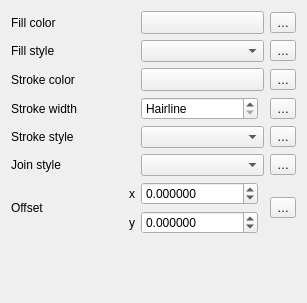
Qt form src/ui/symbollayer/widget_simplefill.ui (qgis/QGIS) before a commit.
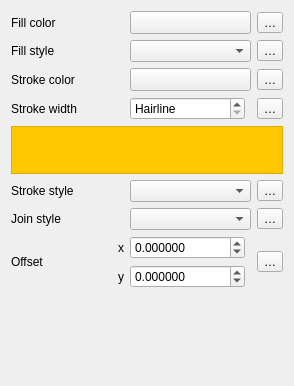
The same form after that commit. Icons and pictures are not drawn. Custom widgets are drawn as their Qt base class.

Commit message: Fix #12023 : Display a message to avoid ghost lines due to AA

```diff
--- a/src/ui/symbollayer/widget_simplefill.ui
+++ b/src/ui/symbollayer/widget_simplefill.ui
@@ -6,24 +6,14 @@
    <rect>
     <x>0</x>
     <y>0</y>
-    <width>307</width>
-    <height>303</height>
+    <width>294</width>
+    <height>386</height>
    </rect>
   </property>
   <property name="windowTitle">
    <string notr="true">Form</string>
   </property>
   <layout class="QGridLayout" name="gridLayout_2">
-   <item row="5" column="0">
-    <widget class="QLabel" name="label_8">
-     <property name="text">
-      <string>Join style</string>
-     </property>
-     <property name="alignment">
-      <set>Qt::AlignLeading|Qt::AlignLeft|Qt::AlignVCenter</set>
-     </property>
-    </widget>
-   </item>
    <item row="0" column="0">
     <widget class="QLabel" name="label_7">
      <property name="sizePolicy">
@@ -40,28 +30,37 @@
      </property>
     </widget>
    </item>
-   <item row="4" column="0">
-    <widget class="QLabel" name="label_4">
+   <item row="0" column="1">
+    <widget class="QgsColorButton" name="btnChangeColor">
+     <property name="sizePolicy">
+      <sizepolicy hsizetype="Expanding" vsizetype="Fixed">
+       <horstretch>0</horstretch>
+       <verstretch>0</verstretch>
+      </sizepolicy>
+     </property>
+     <property name="minimumSize">
+      <size>
+       <width>120</width>
+       <height>0</height>
+      </size>
+     </property>
+     <property name="maximumSize">
+      <size>
+       <width>16777215</width>
+       <height>16777215</height>
+      </size>
+     </property>
      <property name="text">
-      <string>Stroke style</string>
-     </property>
-     <property name="alignment">
-      <set>Qt::AlignLeading|Qt::AlignLeft|Qt::AlignVCenter</set>
+      <string/>
      </property>
     </widget>
    </item>
-   <item row="8" column="3">
-    <spacer name="verticalSpacer">
-     <property name="orientation">
-      <enum>Qt::Vertical</enum>
+   <item row="0" column="2">
+    <widget class="QgsPropertyOverrideButton" name="mFillColorDDBtn">
+     <property name="text">
+      <string>…</string>
      </property>
-     <property name="sizeHint" stdset="0">
-      <size>
-       <width>20</width>
-       <height>40</height>
-      </size>
-     </property>
-    </spacer>
+    </widget>
    </item>
    <item row="1" column="0">
     <widget class="QLabel" name="label_2">
@@ -73,133 +72,18 @@
      </property>
     </widget>
    </item>
-   <item row="7" column="0">
-    <layout class="QGridLayout" name="gridLayout_3" columnstretch="1,0">
-     <item row="0" column="1">
-      <widget class="QLabel" name="label">
-       <property name="text">
-        <string>x</string>
-       </property>
-      </widget>
-     </item>
      <item row="1" column="1">
-      <widget class="QLabel" name="label_9">
-       <property name="text">
-        <string>y</string>
-       </property>
-      </widget>
-     </item>
-     <item row="0" column="0" rowspan="2">
-      <widget class="QLabel" name="label_6">
-       <property name="text">
-        <string>Offset</string>
-       </property>
-       <property name="alignment">
-        <set>Qt::AlignLeading|Qt::AlignLeft|Qt::AlignVCenter</set>
-       </property>
-      </widget>
-     </item>
-    </layout>
-   </item>
-   <item row="0" column="5">
-    <widget class="QgsPropertyOverrideButton" name="mFillColorDDBtn">
-     <property name="text">
-      <string>…</string>
-     </property>
-    </widget>
-   </item>
-   <item row="3" column="5">
-    <widget class="QgsPropertyOverrideButton" name="mStrokeWidthDDBtn">
-     <property name="text">
-      <string>…</string>
-     </property>
-    </widget>
-   </item>
-   <item row="5" column="3">
-    <widget class="QgsPenJoinStyleComboBox" name="cboJoinStyle"/>
-   </item>
-   <item row="2" column="5">
-    <widget class="QgsPropertyOverrideButton" name="mStrokeColorDDBtn">
-     <property name="text">
-      <string>…</string>
-     </property>
-    </widget>
-   </item>
-   <item row="3" column="0">
-    <widget class="QLabel" name="label_5">
-     <property name="text">
-      <string>Stroke width</string>
-     </property>
-     <property name="alignment">
-      <set>Qt::AlignLeading|Qt::AlignLeft|Qt::AlignVCenter</set>
-     </property>
-    </widget>
-   </item>
-   <item row="4" column="3">
-    <widget class="QgsPenStyleComboBox" name="cboStrokeStyle"/>
-   </item>
-   <item row="2" column="3">
-    <widget class="QgsColorButton" name="btnChangeStrokeColor">
-     <property name="sizePolicy">
-      <sizepolicy hsizetype="Expanding" vsizetype="Fixed">
-       <horstretch>0</horstretch>
-       <verstretch>0</verstretch>
-      </sizepolicy>
-     </property>
-     <property name="minimumSize">
-      <size>
-       <width>120</width>
-       <height>0</height>
-      </size>
-     </property>
-     <property name="maximumSize">
-      <size>
-       <width>16777215</width>
-       <height>16777215</height>
-      </size>
-     </property>
-     <property name="text">
-      <string/>
-     </property>
-    </widget>
-   </item>
-   <item row="4" column="5">
-    <widget class="QgsPropertyOverrideButton" name="mStrokeStyleDDBtn">
-     <property name="text">
-      <string>…</string>
-     </property>
-    </widget>
-   </item>
-   <item row="1" column="3">
     <widget class="QgsBrushStyleComboBox" name="cboFillStyle"/>
    </item>
-   <item row="0" column="3">
-    <widget class="QgsColorButton" name="btnChangeColor">
-     <property name="sizePolicy">
-      <sizepolicy hsizetype="Expanding" vsizetype="Fixed">
-       <horstretch>0</horstretch>
-       <verstretch>0</verstretch>
-      </sizepolicy>
-     </property>
-     <property name="minimumSize">
-      <size>
-       <width>120</width>
-       <height>0</height>
-      </size>
-     </property>
-     <property name="maximumSize">
-      <size>
-       <width>16777215</width>
-       <height>16777215</height>
-      </size>
-     </property>
+   <item row="1" column="2">
+    <widget class="QgsPropertyOverrideButton" name="mFillStyleDDBtn">
      <property name="text">
-      <string/>
+      <string>…</string>
      </property>
     </widget>
    </item>
    <item row="2" column="0">
-    <widget class="QLabel" name="label_3">
+    <widget class="QLabel" name="mLblStrokeColor">
      <property name="sizePolicy">
       <sizepolicy hsizetype="Maximum" vsizetype="Preferred">
        <horstretch>0</horstretch>
@@ -214,14 +98,49 @@
      </property>
     </widget>
    </item>
-   <item row="1" column="5">
-    <widget class="QgsPropertyOverrideButton" name="mFillStyleDDBtn">
+   <item row="2" column="1">
+    <widget class="QgsColorButton" name="btnChangeStrokeColor">
+     <property name="sizePolicy">
+      <sizepolicy hsizetype="Expanding" vsizetype="Fixed">
+       <horstretch>0</horstretch>
+       <verstretch>0</verstretch>
+      </sizepolicy>
+     </property>
+     <property name="minimumSize">
+      <size>
+       <width>120</width>
+       <height>0</height>
+      </size>
+     </property>
+     <property name="maximumSize">
+      <size>
+       <width>16777215</width>
+       <height>16777215</height>
+      </size>
+     </property>
+     <property name="text">
+      <string/>
+     </property>
+    </widget>
+   </item>
+   <item row="2" column="2">
+    <widget class="QgsPropertyOverrideButton" name="mStrokeColorDDBtn">
      <property name="text">
       <string>…</string>
      </property>
     </widget>
    </item>
-   <item row="3" column="3">
+   <item row="3" column="0">
+    <widget class="QLabel" name="mLblStrokeWidth">
+     <property name="text">
+      <string>Stroke width</string>
+     </property>
+     <property name="alignment">
+      <set>Qt::AlignLeading|Qt::AlignLeft|Qt::AlignVCenter</set>
+     </property>
+    </widget>
+   </item>
+   <item row="3" column="1">
     <layout class="QHBoxLayout" name="horizontalLayout_3">
      <item>
       <widget class="QgsDoubleSpinBox" name="spinStrokeWidth">
@@ -263,14 +182,125 @@
      </item>
     </layout>
    </item>
-   <item row="5" column="5">
+   <item row="3" column="2">
+    <widget class="QgsPropertyOverrideButton" name="mStrokeWidthDDBtn">
+     <property name="text">
+      <string>…</string>
+     </property>
+    </widget>
+   </item>
+   <item row="4" column="0" colspan="3">
+    <widget class="QFrame" name="mNoPenMessage">
+     <property name="styleSheet">
+      <string notr="true">QFrame { background-color: #ffc800; border: 1px solid #e0aa00; }
+
+QLabel { border: none }</string>
+     </property>
+     <property name="frameShape">
+      <enum>QFrame::StyledPanel</enum>
+     </property>
+     <property name="frameShadow">
+      <enum>QFrame::Raised</enum>
+     </property>
+     <layout class="QHBoxLayout" name="horizontalLayout_2">
+      <item>
+       <widget class="QLabel" name="label_15">
+        <property name="text">
+         <string/>
+        </property>
+        <property name="pixmap">
+         <pixmap resource="../../../images/images.qrc">:/images/themes/default/mIconWarning.svg</pixmap>
+        </property>
+       </widget>
+      </item>
+      <item>
+       <widget class="QLabel" name="mLblNoPenMessage">
+        <property name="sizePolicy">
+         <sizepolicy hsizetype="Expanding" vsizetype="Preferred">
+          <horstretch>0</horstretch>
+          <verstretch>0</verstretch>
+         </sizepolicy>
+        </property>
+        <property name="text">
+         <string>&lt;html&gt;&lt;head/&gt;&lt;body&gt;&lt;p&gt;&lt;br/&gt;&lt;/p&gt;&lt;/body&gt;&lt;/html&gt;</string>
+        </property>
+        <property name="wordWrap">
+         <bool>true</bool>
+        </property>
+       </widget>
+      </item>
+     </layout>
+    </widget>
+   </item>
+   <item row="5" column="0">
+    <widget class="QLabel" name="mLblStrokeStyle">
+     <property name="text">
+      <string>Stroke style</string>
+     </property>
+     <property name="alignment">
+      <set>Qt::AlignLeading|Qt::AlignLeft|Qt::AlignVCenter</set>
+     </property>
+    </widget>
+   </item>
+   <item row="5" column="1">
+    <widget class="QgsPenStyleComboBox" name="cboStrokeStyle"/>
+   </item>
+   <item row="5" column="2">
+    <widget class="QgsPropertyOverrideButton" name="mStrokeStyleDDBtn">
+     <property name="text">
+      <string>…</string>
+     </property>
+    </widget>
+   </item>
+   <item row="6" column="0">
+    <widget class="QLabel" name="label_8">
+     <property name="text">
+      <string>Join style</string>
+     </property>
+     <property name="alignment">
+      <set>Qt::AlignLeading|Qt::AlignLeft|Qt::AlignVCenter</set>
+     </property>
+    </widget>
+   </item>
+   <item row="6" column="1">
+    <widget class="QgsPenJoinStyleComboBox" name="cboJoinStyle"/>
+   </item>
+   <item row="6" column="2">
     <widget class="QgsPropertyOverrideButton" name="mJoinStyleDDBtn">
      <property name="text">
       <string>…</string>
      </property>
     </widget>
    </item>
-   <item row="7" column="3">
+   <item row="7" column="0">
+    <layout class="QGridLayout" name="gridLayout_3" columnstretch="1,0">
+     <item row="0" column="1">
+      <widget class="QLabel" name="label">
+       <property name="text">
+        <string>x</string>
+       </property>
+      </widget>
+     </item>
+     <item row="1" column="1">
+      <widget class="QLabel" name="label_9">
+       <property name="text">
+        <string>y</string>
+       </property>
+      </widget>
+     </item>
+     <item row="0" column="0" rowspan="2">
+      <widget class="QLabel" name="label_6">
+       <property name="text">
+        <string>Offset</string>
+       </property>
+       <property name="alignment">
+        <set>Qt::AlignLeading|Qt::AlignLeft|Qt::AlignVCenter</set>
+       </property>
+      </widget>
+     </item>
+    </layout>
+   </item>
+   <item row="7" column="1">
     <layout class="QGridLayout" name="gridLayout" rowstretch="0,0">
      <property name="leftMargin">
       <number>0</number>
@@ -337,13 +367,26 @@
      </item>
     </layout>
    </item>
-   <item row="7" column="5">
+   <item row="7" column="2">
     <widget class="QgsPropertyOverrideButton" name="mOffsetDDBtn">
      <property name="text">
       <string>…</string>
      </property>
     </widget>
    </item>
+   <item row="8" column="1">
+    <spacer name="verticalSpacer">
+     <property name="orientation">
+      <enum>Qt::Vertical</enum>
+     </property>
+     <property name="sizeHint" stdset="0">
+      <size>
+       <width>20</width>
+       <height>40</height>
+      </size>
+     </property>
+    </spacer>
+   </item>
   </layout>
  </widget>
  <customwidgets>
```
Left out of the diff: 5 changed lines with no effect on the pictures. Lines whose indentation alone changed are shown as unchanged. The commit also changes 2 other files.
